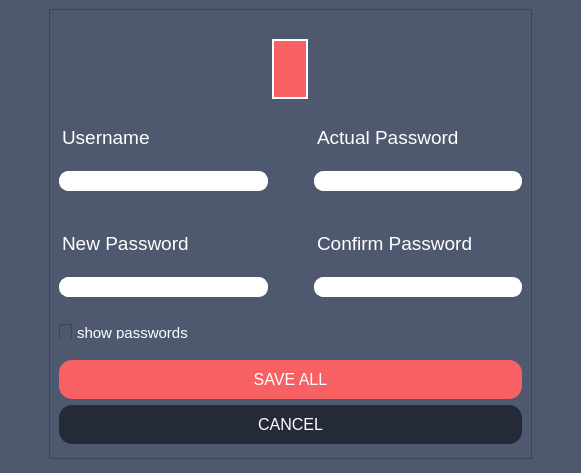
Above: src/client/gui/ui/edit.ui from aleoli/Shared-Editor before the change. Below: the same form after it.
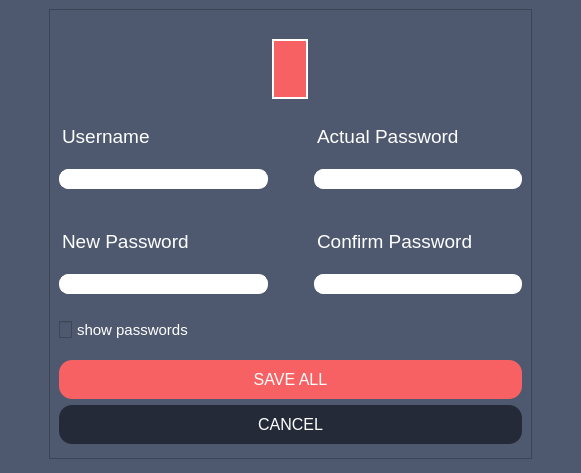
That is the form after the change. Icons and pictures are not drawn.

Patch:
```diff
--- a/src/client/gui/ui/edit.ui
+++ b/src/client/gui/ui/edit.ui
@@ -311,7 +311,7 @@
     spacing: 5px;
 	font-size: 11pt;
 	color:white;
-	margin-bottom: -3px;
+	margin-bottom: 0px;
 	margin-left: 0px;
 }
 
```
Left out of the diff: 14 changed lines with no effect on the pictures.
